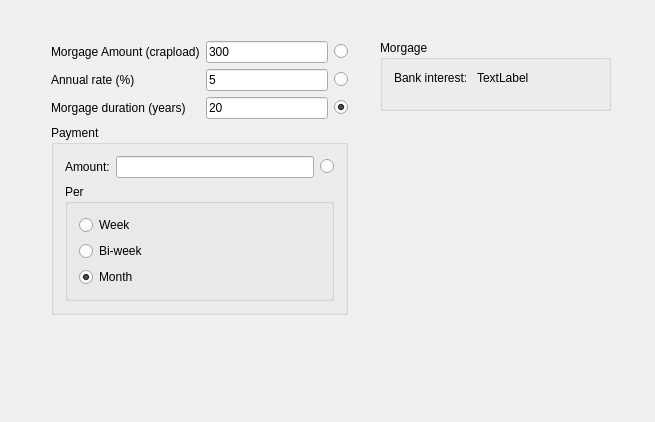
Qt form MorgageCalculator.ui (mhtrinh/mortgage-calculator) before a commit.
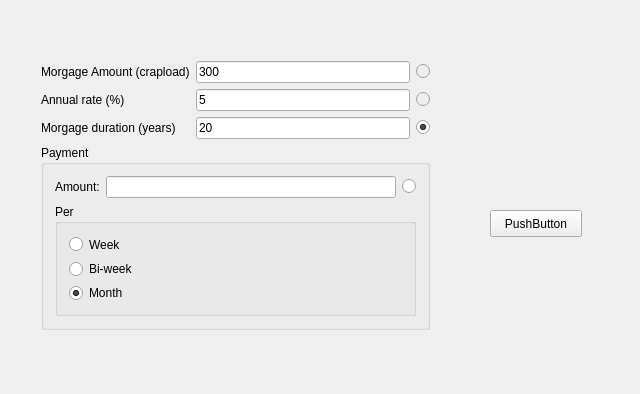
The same form after that commit.

Patch:
```diff
--- a/MorgageCalculator.ui
+++ b/MorgageCalculator.ui
@@ -6,20 +6,26 @@
    <rect>
     <x>0</x>
     <y>0</y>
-    <width>655</width>
-    <height>422</height>
+    <width>640</width>
+    <height>394</height>
    </rect>
   </property>
+  <property name="sizePolicy">
+   <sizepolicy hsizetype="Expanding" vsizetype="Expanding">
+    <horstretch>0</horstretch>
+    <verstretch>0</verstretch>
+   </sizepolicy>
+  </property>
   <property name="windowTitle">
    <string>MorgageCalculator</string>
   </property>
   <widget class="QWidget" name="verticalLayoutWidget">
    <property name="geometry">
     <rect>
-     <x>40</x>
-     <y>30</y>
-     <width>319</width>
-     <height>331</height>
+     <x>30</x>
+     <y>50</y>
+     <width>411</width>
+     <height>291</height>
     </rect>
    </property>
    <layout class="QVBoxLayout" name="verticalLayout_3">
@@ -82,6 +88,9 @@
       </item>
       <item row="1" column="2">
        <widget class="QRadioButton" name="rateRadio">
+        <property name="enabled">
+         <bool>false</bool>
+        </property>
         <property name="toolTip">
          <string>Select this field to make it to be calculated</string>
         </property>
@@ -92,6 +101,9 @@
       </item>
       <item row="0" column="2">
        <widget class="QRadioButton" name="morgageRadio">
+        <property name="enabled">
+         <bool>false</bool>
+        </property>
         <property name="toolTip">
          <string>Select this field to make it to be calculated</string>
         </property>
@@ -183,34 +195,18 @@
     </item>
    </layout>
   </widget>
-  <widget class="QGroupBox" name="groupBox_3">
+  <widget class="QPushButton" name="pushButton">
    <property name="geometry">
     <rect>
-     <x>380</x>
-     <y>40</y>
-     <width>231</width>
-     <height>71</height>
+     <x>490</x>
+     <y>210</y>
+     <width>92</width>
+     <height>27</height>
     </rect>
    </property>
-   <property name="title">
-    <string>Morgage</string>
+   <property name="text">
+    <string>PushButton</string>
    </property>
-   <layout class="QFormLayout" name="formLayout_3">
-    <item row="0" column="0">
-     <widget class="QLabel" name="label_4">
-      <property name="text">
-       <string>Bank interest: </string>
-      </property>
-     </widget>
-    </item>
-    <item row="0" column="1">
-     <widget class="QLabel" name="label_5">
-      <property name="text">
-       <string>TextLabel</string>
-      </property>
-     </widget>
-    </item>
-   </layout>
   </widget>
  </widget>
  <layoutdefault spacing="6" margin="11"/>
```
